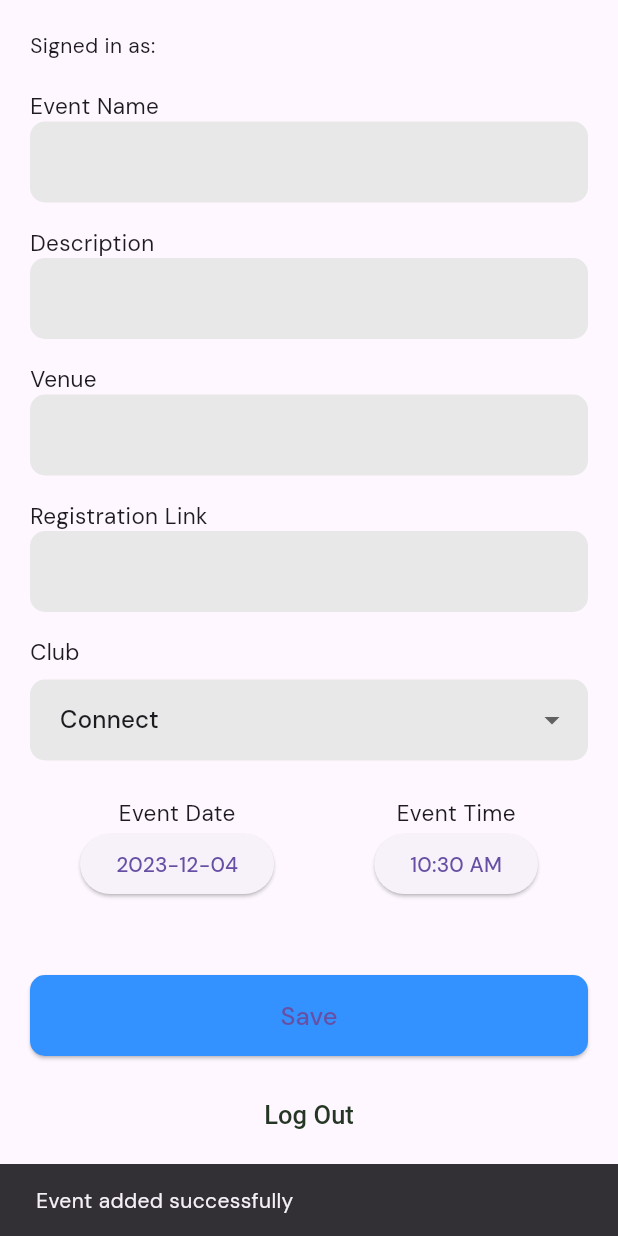
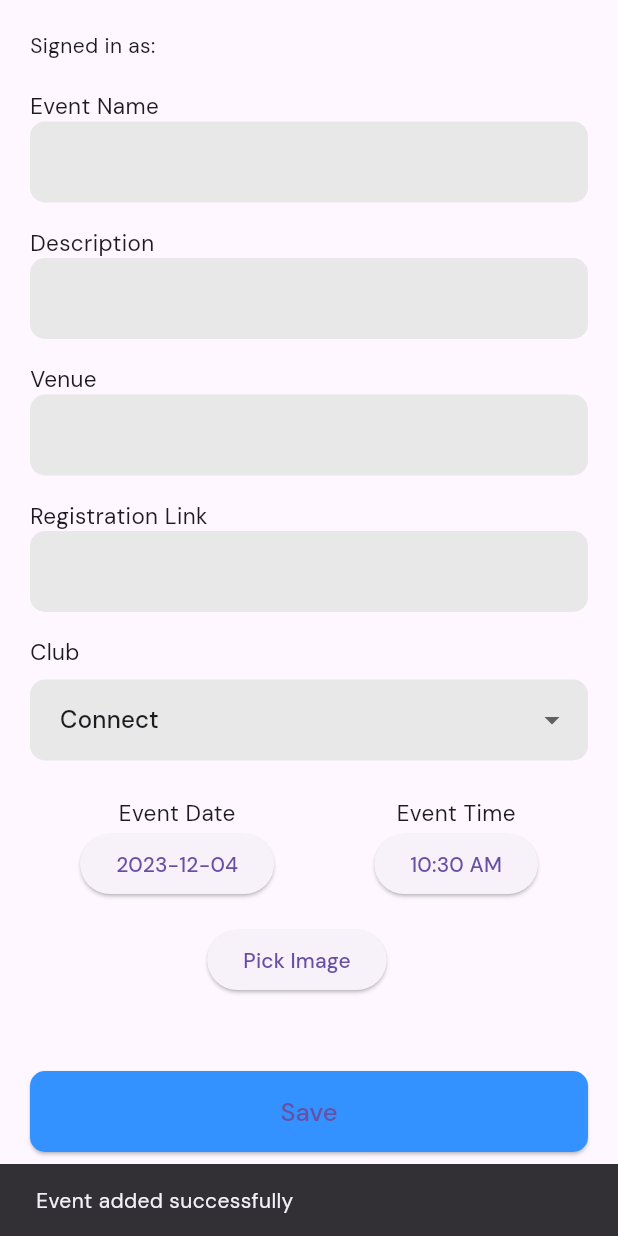
Before and after one commit to jasimrazi/Event-Lister, a Flutter app: the CreatePage screen opened directly, after a tap on "Save", on a phone screen of 412 x 824 dp. Run offline on Flutter 3.47's test engine with Material 3 defaults, Android fonts, the light colour scheme and no system bars; our stand-ins replace cloud_firestore, firebase_auth, firebase_core, firebase_storage, google_fonts, image_picker; accounts and stored records are empty.

Commit message:
Add image to firebase

```diff
--- a/lib/pages/createpage.dart
+++ b/lib/pages/createpage.dart
@@ -1,6 +1,9 @@
+import 'dart:io';
 import 'package:firebase_auth/firebase_auth.dart';
 import 'package:cloud_firestore/cloud_firestore.dart';
+import 'package:firebase_storage/firebase_storage.dart';
 import 'package:flutter/material.dart';
+import 'package:image_picker/image_picker.dart';
 import 'package:intl/intl.dart';
 
 class CreatePage extends StatefulWidget {
@@ -22,6 +25,7 @@ class _CreatePageState extends State<CreatePage> {
 
   DateTime selectedDate = DateTime.now();
   TimeOfDay selectedTime = TimeOfDay.now();
+  PickedFile? _image;
 
   @override
   void dispose() {
@@ -48,6 +52,26 @@ class _CreatePageState extends State<CreatePage> {
     );
   }
 
+  Future<String?> uploadImageToStorage() async {
+    if (_image == null) return null;
+
+    final storage = FirebaseStorage.instance;
+    final imageRef = storage.ref().child('event_images/${DateTime.now()}.png');
+
+    final metadata = SettableMetadata(
+      contentType: 'image/png',
+    );
+
+    try {
+      await imageRef.putFile(File(_image!.path), metadata);
+      final imageUrl = await imageRef.getDownloadURL();
+      return imageUrl;
+    } catch (e) {
+      print('Error uploading image: $e');
+      return null;
+    }
+  }
+
   Future addEvent(
     String eventName,
     String description,
@@ -55,10 +79,13 @@ class _CreatePageState extends State<CreatePage> {
     String regLink,
     String club,
     DateTime eventDateTime,
+    PickedFile? image,
   ) async {
     final formattedDate = DateFormat('yyyy-MM-dd').format(eventDateTime);
     final formattedTime =
         '${eventDateTime.hour.toString().padLeft(2, '0')}:${eventDateTime.minute.toString().padLeft(2, '0')}';
+
+    final imageUrl = await uploadImageToStorage();
 
     await FirebaseFirestore.instance.collection('Events').add({
       'Event name': eventName,
@@ -68,6 +95,7 @@ class _CreatePageState extends State<CreatePage> {
       'Club': club,
       'Event Date': formattedDate,
       'Event Time': formattedTime,
+      'Image URL': imageUrl,
     });
 
     showSnackBar('Event added successfully', context);
@@ -79,6 +107,7 @@ class _CreatePageState extends State<CreatePage> {
     setState(() {
       selectedDate = DateTime.now();
       selectedTime = TimeOfDay.now();
+      _image = null;
     });
   }
 
@@ -113,6 +142,16 @@ class _CreatePageState extends State<CreatePage> {
       setState(() {
         selectedTime = picked;
       });
+  }
+
+  Future<void> _getImage() async {
+    final pickedFile =
+        await ImagePicker().getImage(source: ImageSource.gallery);
+    if (pickedFile != null) {
+      setState(() {
+        _image = pickedFile;
+      });
+    }
   }
 
   @override
@@ -264,6 +303,23 @@ class _CreatePageState extends State<CreatePage> {
               )
             ],
           ),
+          SizedBox(height: 16.0),
+          Row(
+            mainAxisAlignment: MainAxisAlignment.center,
+            children: [
+              ElevatedButton(
+                onPressed: _getImage,
+                child: Text('Pick Image'),
+              ),
+              SizedBox(width: 16.0),
+              if (_image != null)
+                Image.file(
+                  File(_image!.path),
+                  height: 100,
+                  width: 100,
+                ),
+            ],
+          ),
           SizedBox(height: 50.0),
           ElevatedButton(
             onPressed: () {
@@ -280,6 +336,7 @@ class _CreatePageState extends State<CreatePage> {
                   selectedTime.hour,
                   selectedTime.minute,
                 ),
+                _image,
               );
             },
             style: ElevatedButton.styleFrom(
--- a/lib/pages/homepage.dart
+++ b/lib/pages/homepage.dart
@@ -104,7 +104,7 @@ class _HomePageState extends State<HomePage> {
                                         ),
                                         image: DecorationImage(
                                           image: NetworkImage(
-                                              'https://images.unsplash.com/photo-1525547719571-a2d4ac8945e2?q=80&w=1964&auto=format&fit=crop&ixlib=rb-4.0.3&ixid=M3wxMjA3fDB8MHxwaG90by1wYWdlfHx8fGVufDB8fHx8fA%3D%3D'),
+                                              '${eventData['Image URL'] ?? ''}'),
                                           fit: BoxFit.cover,
                                         ),
                                       ),
@@ -132,9 +132,6 @@ class _HomePageState extends State<HomePage> {
                                                   fontWeight: FontWeight.bold,
                                                 ),
                                               ),
-                                            ),
-                                            SizedBox(
-                                              height: 60,
                                             ),
                                           ],
                                         ),
--- a/pubspec.yaml
+++ b/pubspec.yaml
@@ -38,6 +38,8 @@ dependencies:
   firebase_core: ^2.21.0
   firebase_auth: ^4.12.1
   cloud_firestore: ^4.13.3
+  firebase_storage: ^11.5.3
+  image_picker: ^0.8.3
   google_fonts: ^6.1.0
   intl: ^0.18.1
 
```
Also changed, not shown: lib/pages/eventpage.dart (+4 -3 lines), pubspec.lock, 5 other files.
